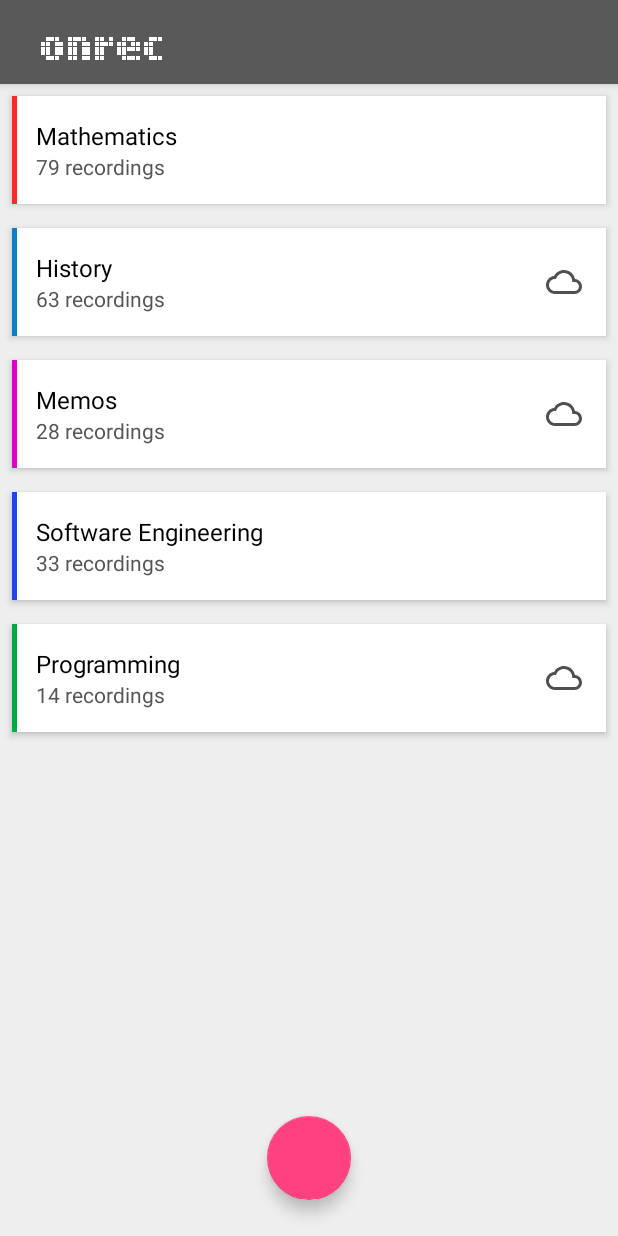
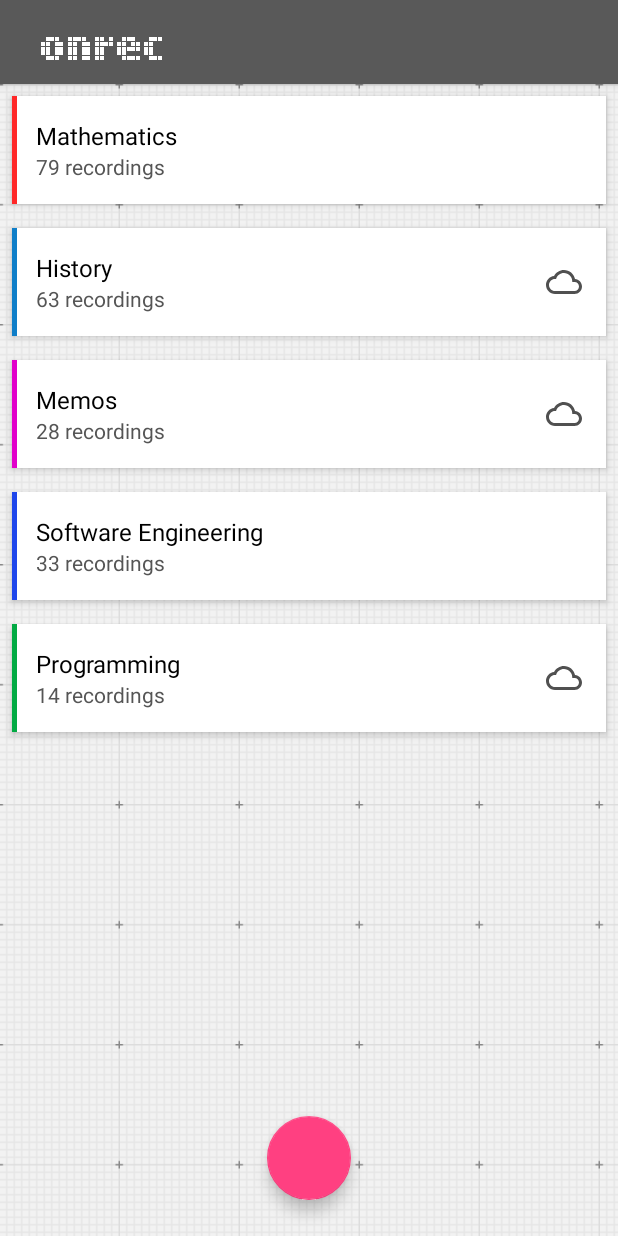
Before and after one commit to onVal/Capstone-Project, an Android app: the screen it shows after launch (MainActivity), on a phone screen of 412 x 824 dp. Run offline under Robolectric (Android 15) with nearby library versions, the phone set to English and light mode, and no system bars; our stand-ins replace ButterKnife.

Commit message:
Add cool background pattern

```diff
--- /dev/null
+++ b/app/src/main/res/drawable/bg_pattern.xml
@@ -0,0 +1,4 @@
+<?xml version="1.0" encoding="utf-8"?>
+<bitmap xmlns:android="http://schemas.android.com/apk/res/android"
+    android:src="@drawable/graphy_pattern"
+    android:tileMode="repeat" />
--- a/app/src/main/res/layout/activity_main.xml
+++ b/app/src/main/res/layout/activity_main.xml
@@ -3,8 +3,9 @@
     xmlns:tools="http://schemas.android.com/tools"
     android:layout_width="match_parent"
     android:layout_height="match_parent"
-    android:background="#eee"
+    android:background="@drawable/bg_pattern"
     tools:context=".MainActivity">
+
 
     <fragment
         android:id="@+id/main_fragment"
```
Also changed, not shown: app/src/main/res/drawable/graphy_pattern.png (added).
